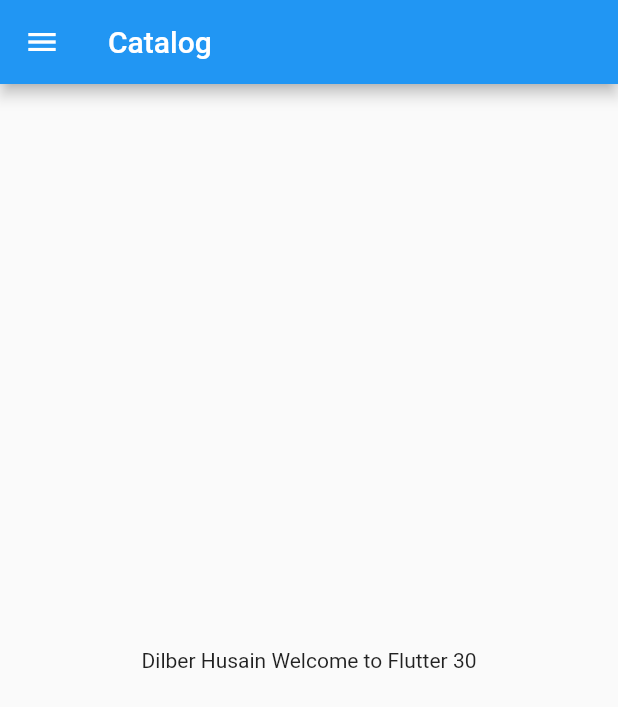
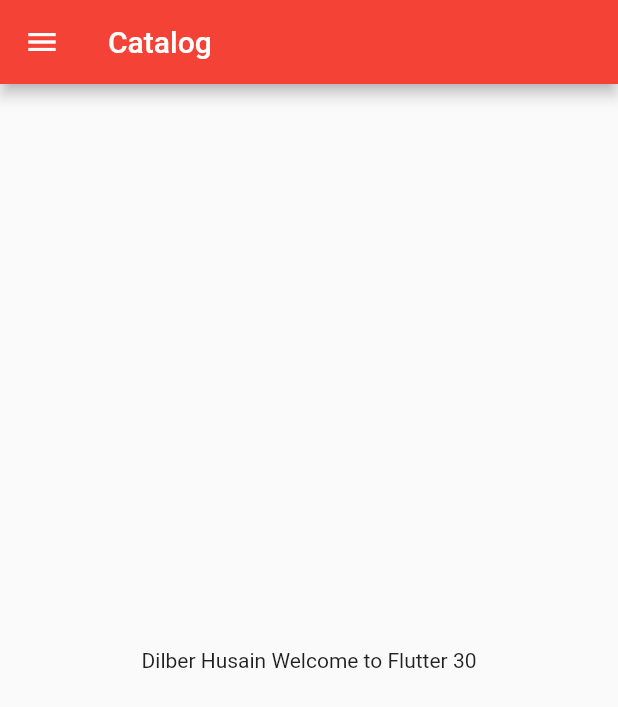
Before and after one commit to DilberHusainKhan/30DaysOfFlutter, a Flutter app: the screen it shows after launch, on a phone screen of 412 x 824 dp. Shown: the top 707 px of the screen. Run offline on Flutter 3.47's test engine with Material 2 defaults, Android fonts, the phone set to English and light mode, and no system bars.

Commit message:
day 3 completed

```diff
--- a/lib/main.dart
+++ b/lib/main.dart
@@ -1,23 +1,41 @@
 import 'package:flutter/material.dart';
-import 'package:flutter_catalog/home_page.dart';
+import 'package:flutter_catalog/pages/home_page.dart';
+import 'package:flutter_catalog/pages/login_page.dart';
 
 void main() {
   runApp(MyApp());
 }
 
-class MyApp extends StatelessWidget {
+class MyApp extends StatefulWidget {
+  @override
+  State<MyApp> createState() => _MyAppState();
+}
 
+class _MyAppState extends State<MyApp> {
   double pi = 3.14;
+
   bool isMale = true;
-  num temp = 30.5; //store both int or double
-  var koiBhiValue = "Koi bhi"; // we can store any value
-  final gravity = 9.8; // for const we use const or final :-we can perform addition in list in final but not in const
 
+  num temp = 30.5;
+  //store both int or double
+  var koiBhiValue = "Koi bhi";
+  // we can store any value
+  final gravity = 9.8;
 
+  // for const we use const or final :-we can perform addition in list in final but not in const
   @override
   Widget build(BuildContext context) {
-    return const MaterialApp(
-      home: HomePage()
+    return MaterialApp(
+      debugShowCheckedModeBanner: false,
+      themeMode: ThemeMode.system,
+      theme: ThemeData(primarySwatch: Colors.red),
+      darkTheme: ThemeData(brightness: Brightness.dark),
+      initialRoute: "/home",
+      routes: {
+        "/": (context) => LoginPage(),
+        "/home": (context) => HomePage(),
+        "/login": (context) => LoginPage(),
+      },
     );
   }
 }
--- a/lib/home_page.dart
+++ b/lib/pages/home_page.dart
@@ -1,13 +1,8 @@
 import 'package:flutter/material.dart';
 
-class HomePage extends StatefulWidget {
+class HomePage extends StatelessWidget {
   const HomePage({Key? key}) : super(key: key);
 
-  @override
-  State<HomePage> createState() => _HomePageState();
-}
-
-class _HomePageState extends State<HomePage> {
   @override
   Widget build(BuildContext context) {
     const int day = 30;
```
Also changed, not shown: lib/pages/login_page.dart (added, +20 -0 lines).
